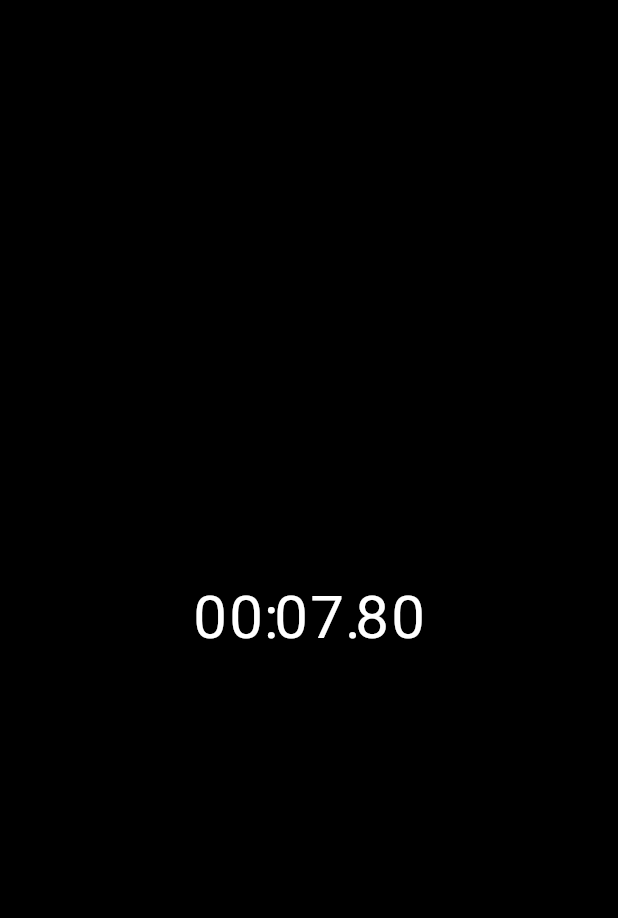
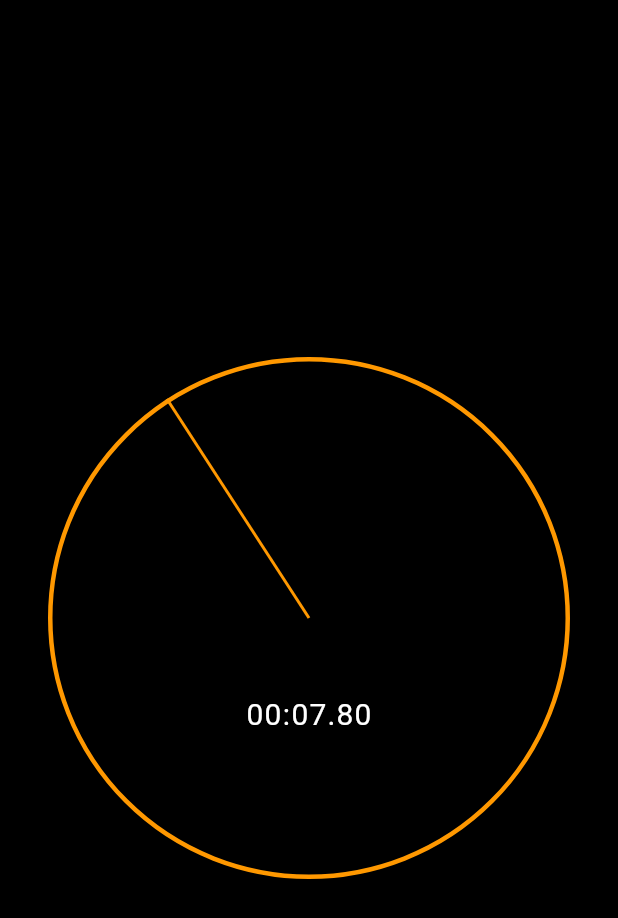
Before and after one commit to rebixpl/FlutterStudy2K22, a Flutter app: the screen it shows after launch, on a phone screen of 412 x 824 dp. Shown: the top 918 px of the screen. Run offline on Flutter 3.47's test engine with Material 2 defaults, Android fonts, the phone set to English and light mode, and no system bars; our stand-ins replace bloc, bloc_concurrency, carousel_slider, dio, equatable, flip_card and 8 more; accounts and stored records are empty.

Commit message:
separated stopwatch UI from logic + created clock hand

```diff
--- a/flutter_animations_masterclass/stopwatch_flutter/lib/main.dart
+++ b/flutter_animations_masterclass/stopwatch_flutter/lib/main.dart
@@ -30,7 +30,13 @@ class MyHomePage extends StatelessWidget {
       value: SystemUiOverlayStyle.light,
       child: Scaffold(
         body: Center(
-          child: Stopwatch(),
+          child: Padding(
+            padding: EdgeInsets.all(32.0),
+            child: AspectRatio(
+              aspectRatio: 1.0,
+              child: Stopwatch(),
+            ),
+          ),
         ),
       ),
     );
--- /dev/null
+++ b/flutter_animations_masterclass/stopwatch_flutter/lib/ui/clock_hand.dart
@@ -0,0 +1,31 @@
+import 'package:flutter/material.dart';
+
+class ClockHand extends StatelessWidget {
+  const ClockHand({
+    Key? key,
+    required this.rotationZAngle,
+    required this.handThickness,
+    required this.handLength,
+    required this.color,
+  }) : super(key: key);
+
+  final double rotationZAngle;
+  final double handThickness;
+  final double handLength;
+  final Color color;
+
+  @override
+  Widget build(BuildContext context) {
+    return Transform(
+      alignment: Alignment.topCenter,
+      transform: Matrix4.identity()
+        ..translate(-handThickness / 2)
+        ..rotateZ(rotationZAngle),
+      child: Container(
+        height: handLength,
+        width: handThickness,
+        color: color,
+      ),
+    );
+  }
+}
--- a/flutter_animations_masterclass/stopwatch_flutter/lib/ui/elapsed_time_text.dart
+++ b/flutter_animations_masterclass/stopwatch_flutter/lib/ui/elapsed_time_text.dart
@@ -12,7 +12,7 @@ class ElapsedTimeText extends StatelessWidget {
     final hundredsStr = hundreds.toStringAsFixed(0).padLeft(2, '0');
     final secondsStr = seconds.toString().padLeft(2, '0');
     final minutesStr = minutes.toString().padLeft(2, '0');
-    const digitWidth = 24.0;
+    const digitWidth = 12.0;
     return Row(
       mainAxisAlignment: MainAxisAlignment.center,
       children: [
@@ -40,7 +40,7 @@ class TimeDigit extends StatelessWidget {
       width: width,
       child: Text(
         text,
-        style: const TextStyle(fontSize: 40),
+        style: const TextStyle(fontSize: 20),
         textAlign: TextAlign.center,
       ),
     );
--- a/flutter_animations_masterclass/stopwatch_flutter/lib/ui/stopwatch.dart
+++ b/flutter_animations_masterclass/stopwatch_flutter/lib/ui/stopwatch.dart
@@ -1,6 +1,6 @@
 import 'package:flutter/material.dart';
 import 'package:flutter/scheduler.dart';
-import 'package:stopwatch_flutter/ui/elapsed_time_text.dart';
+import 'package:stopwatch_flutter/ui/stopwatch_renderer.dart';
 
 class Stopwatch extends StatefulWidget {
   const Stopwatch({Key? key}) : super(key: key);
@@ -35,8 +35,13 @@ class _StopwatchState extends State<Stopwatch>
 
   @override
   Widget build(BuildContext context) {
-    return ElapsedTimeText(
-      elapsed: _elapsed,
+    return LayoutBuilder(
+      builder: (context, constraints) {
+        return StopwatchRenderer(
+          elapsed: _elapsed,
+          radius: constraints.maxWidth / 2,
+        );
+      },
     );
   }
 }
--- /dev/null
+++ b/flutter_animations_masterclass/stopwatch_flutter/lib/ui/stopwatch_renderer.dart
@@ -0,0 +1,63 @@
+import 'dart:math';
+
+import 'package:flutter/material.dart';
+import 'package:stopwatch_flutter/ui/clock_hand.dart';
+import 'package:stopwatch_flutter/ui/elapsed_time_text.dart';
+
+class StopwatchRenderer extends StatelessWidget {
+  const StopwatchRenderer({
+    Key? key,
+    required this.elapsed,
+    required this.radius,
+  }) : super(key: key);
+
+  final Duration elapsed;
+  final double radius;
+
+  @override
+  Widget build(BuildContext context) {
+    return Stack(
+      children: [
+        Container(
+          decoration: BoxDecoration(
+            border: Border.all(width: 3.0, color: Colors.orange),
+            borderRadius: BorderRadius.circular(radius),
+          ),
+        ),
+        Positioned(
+          left: radius,
+          top: radius,
+          child: ClockHand(
+            rotationZAngle: pi * (2 * pi / 60000) * elapsed.inMilliseconds,
+            handThickness: 2.0,
+            handLength: radius,
+            color: Colors.orange,
+          ),
+        ),
+        Positioned(
+          left: 0,
+          right: 0,
+          top: radius * 1.3,
+          child: ElapsedTimeText(
+            elapsed: elapsed,
+          ),
+        ),
+      ],
+    );
+  }
+
+  /* MATRIX TRANSFORM
+  Matrix4.translationValues(50, 100, 30) // X,Y,Z
+  Matrix4.rotationZ(pi / 4)
+
+  // Each widget have origin on the top left corner and operations like
+  // rotation or scale are relative to that origin
+  // To easily change origin we can use for example:
+  alignment: Alignment.center,
+
+  // Multiple matrix changes at once:
+   transform: Matrix4.identity()
+            ..translate(50.0, 0.0, 0.0)
+            ..rotateZ(pi / 4),
+  */
+}
```
